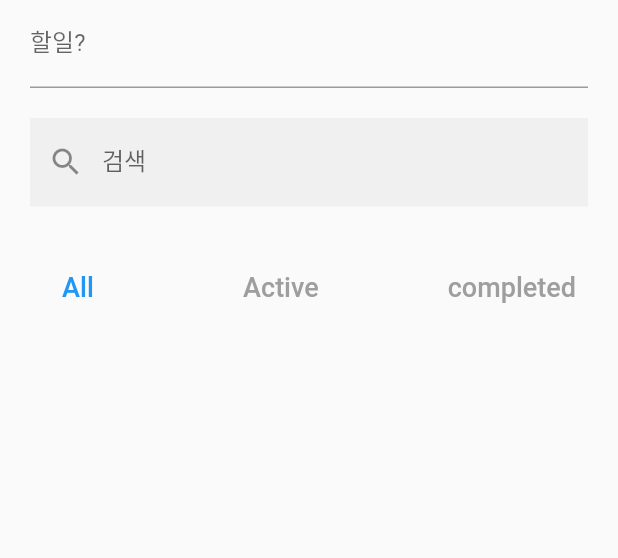
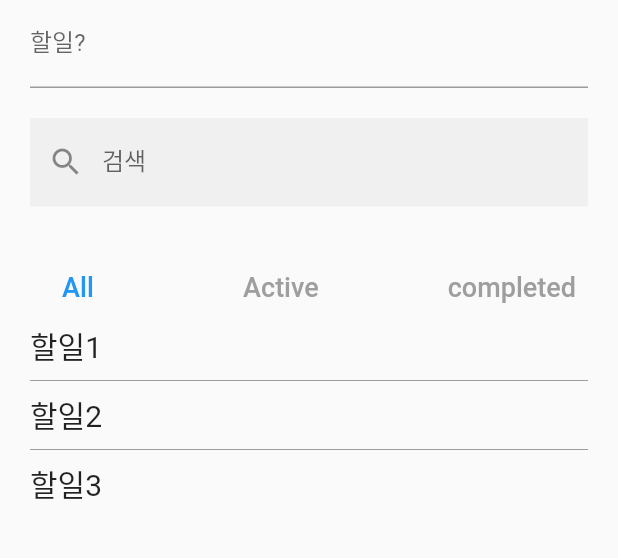
Before and after one commit to nararalab/todoapp, a Flutter app: the screen it shows after launch, on a phone screen of 412 x 824 dp, the part 131-689 px from its top. Run offline on Flutter 3.47's test engine with Material 2 defaults, Android fonts, the phone set to English and light mode, and no system bars; our stand-ins replace equatable.

Commit message:
투두 리스트 스와이프

```diff
--- a/lib/pages/todo_page.dart
+++ b/lib/pages/todo_page.dart
@@ -28,6 +28,7 @@ class _TodoPageState extends State<TodoPage> {
                 CreateTodo(),
                 SizedBox(height: 20.0),
                 SearchAndFilterTodo(),
+                ShowTodos(),
               ],
             ),
           ),
@@ -145,3 +146,47 @@ class SearchAndFilterTodo extends StatelessWidget {
     return currentFilter == filter ? Colors.blue : Colors.grey;
   }
 }
+
+class ShowTodos extends StatelessWidget {
+  const ShowTodos({Key? key}) : super(key: key);
+
+  @override
+  Widget build(BuildContext context) {
+    final todos = context.watch<FilteredTodos>().state.filteredTodos;
+
+    Widget showBackground(int direction) {
+      return Container(
+        margin: const EdgeInsets.all(4.0),
+        padding: const EdgeInsets.symmetric(horizontal: 10.0),
+        color: Colors.red,
+        alignment:
+            direction == 0 ? Alignment.centerLeft : Alignment.centerRight,
+        child: const Icon(
+          Icons.delete,
+          size: 30.0,
+          color: Colors.white,
+        ),
+      );
+    }
+
+    return ListView.separated(
+      primary: false,
+      shrinkWrap: true,
+      itemCount: todos.length,
+      separatorBuilder: (BuildContext context, int index) {
+        return Divider(color: Colors.grey);
+      },
+      itemBuilder: (BuildContext context, int index) {
+        return Dismissible(
+          key: ValueKey(todos[index].id),
+          background: showBackground(0),
+          secondaryBackground: showBackground(1),
+          child: Text(
+            todos[index].desc,
+            style: const TextStyle(fontSize: 20.0),
+          ),
+        );
+      },
+    );
+  }
+}
```
